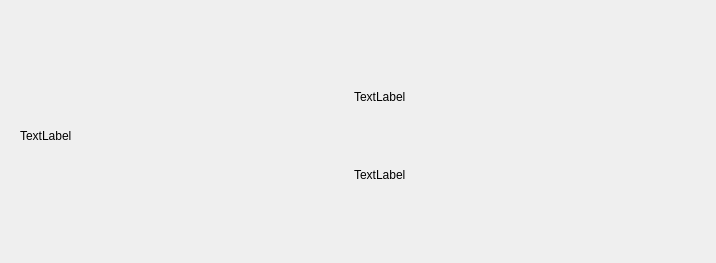
Before: the Qt Designer form design/ui/book_card.ui in Sandrkll1/BookStore, drawn with Qt 5.
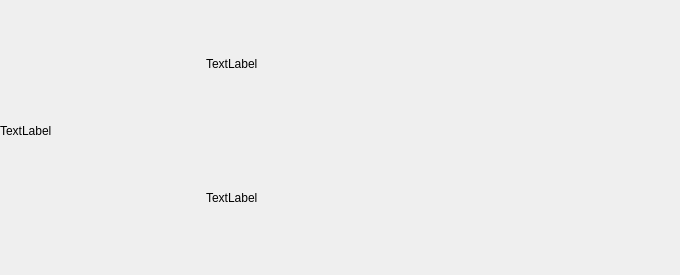
After: the same form once the commit is applied.

Patch:
```diff
--- a/design/ui/book_card.ui
+++ b/design/ui/book_card.ui
@@ -6,25 +6,34 @@
    <rect>
     <x>0</x>
     <y>0</y>
-    <width>716</width>
-    <height>263</height>
+    <width>680</width>
+    <height>275</height>
    </rect>
   </property>
   <property name="windowTitle">
    <string>Form</string>
   </property>
+  <property name="styleSheet">
+   <string notr="true"/>
+  </property>
   <widget class="QWidget" name="horizontalLayoutWidget">
    <property name="geometry">
     <rect>
-     <x>20</x>
-     <y>60</y>
+     <x>0</x>
+     <y>0</y>
      <width>661</width>
-     <height>151</height>
+     <height>261</height>
     </rect>
    </property>
    <layout class="QHBoxLayout" name="horizontalLayout">
     <item>
      <widget class="QLabel" name="bookImage">
+      <property name="maximumSize">
+       <size>
+        <width>200</width>
+        <height>400</height>
+       </size>
+      </property>
       <property name="text">
        <string>TextLabel</string>
       </property>
@@ -33,14 +42,14 @@
     <item>
      <layout class="QVBoxLayout" name="verticalLayout">
       <item>
-       <widget class="QLabel" name="bookTitle">
+       <widget class="QLabel" name="bookDescription">
         <property name="text">
          <string>TextLabel</string>
         </property>
        </widget>
       </item>
       <item>
-       <widget class="QLabel" name="bookDescription">
+       <widget class="QLabel" name="bookTitle">
         <property name="text">
          <string>TextLabel</string>
         </property>
```
